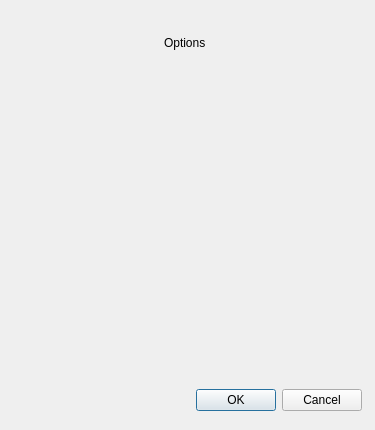
Qt form COUNTER-Release-5.1-main/ui/MoreOptionsMasterReport.ui (abhishekvatsAV/Shree_Gommat_Tech) before a commit.
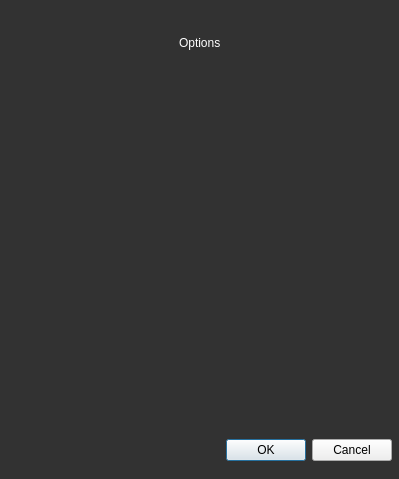
The same form after that commit.

```diff
--- a/COUNTER-Release-5.1-main/ui/MoreOptionsMasterReport.ui
+++ b/COUNTER-Release-5.1-main/ui/MoreOptionsMasterReport.ui
@@ -6,15 +6,18 @@
    <rect>
     <x>0</x>
     <y>0</y>
-    <width>375</width>
-    <height>430</height>
+    <width>399</width>
+    <height>479</height>
    </rect>
   </property>
   <property name="windowTitle">
    <string>MainWindow</string>
   </property>
   <property name="styleSheet">
-   <string notr="true"/>
+   <string notr="true">QMainWindow{
+background-color: #323232;
+color: white;
+}</string>
   </property>
   <widget class="QWidget" name="centralwidget">
    <widget class="QFrame" name="verticalFrame">
@@ -22,8 +25,8 @@
      <rect>
       <x>0</x>
       <y>9</y>
-      <width>371</width>
-      <height>411</height>
+      <width>401</width>
+      <height>461</height>
      </rect>
     </property>
     <layout class="QVBoxLayout" name="verticalLayout">
@@ -42,7 +45,7 @@
         </size>
        </property>
        <property name="styleSheet">
-        <string notr="true"/>
+        <string notr="true">color: white;</string>
        </property>
        <property name="text">
         <string>Options</string>
@@ -53,7 +56,8 @@
       <widget class="QFrame" name="options_frame_main">
        <property name="styleSheet">
         <string notr="true">QFrame{
-color: &quot;white&quot;;
+color: white;
+
 }</string>
        </property>
        <layout class="QGridLayout" name="options_frame"/>
```
